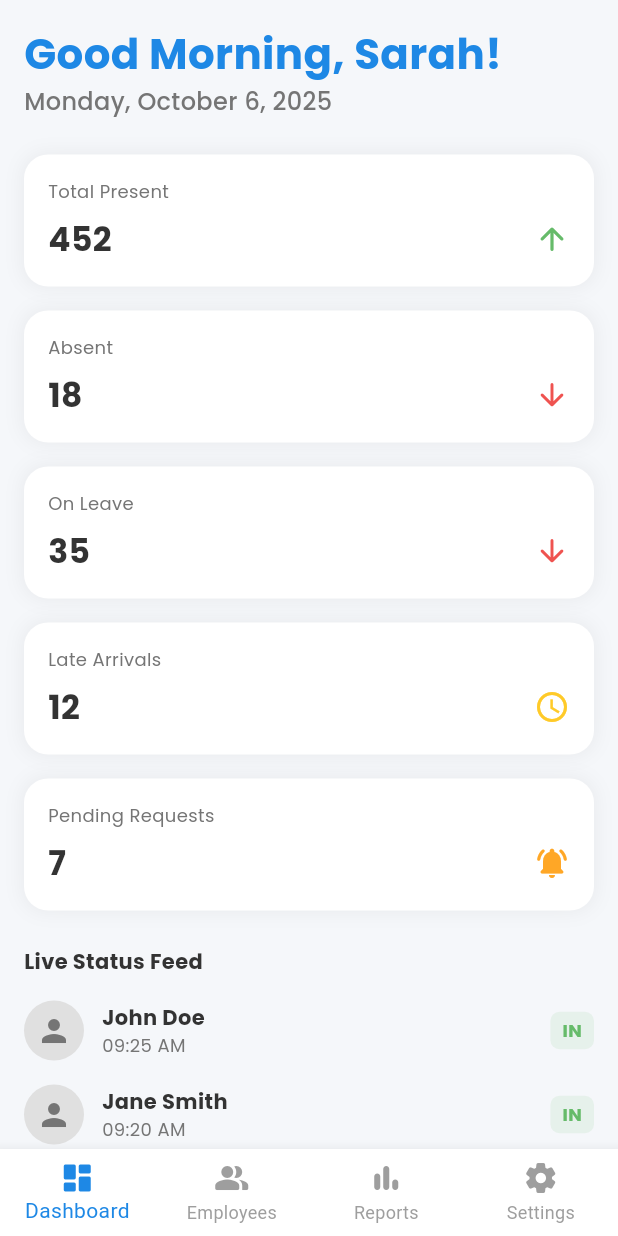
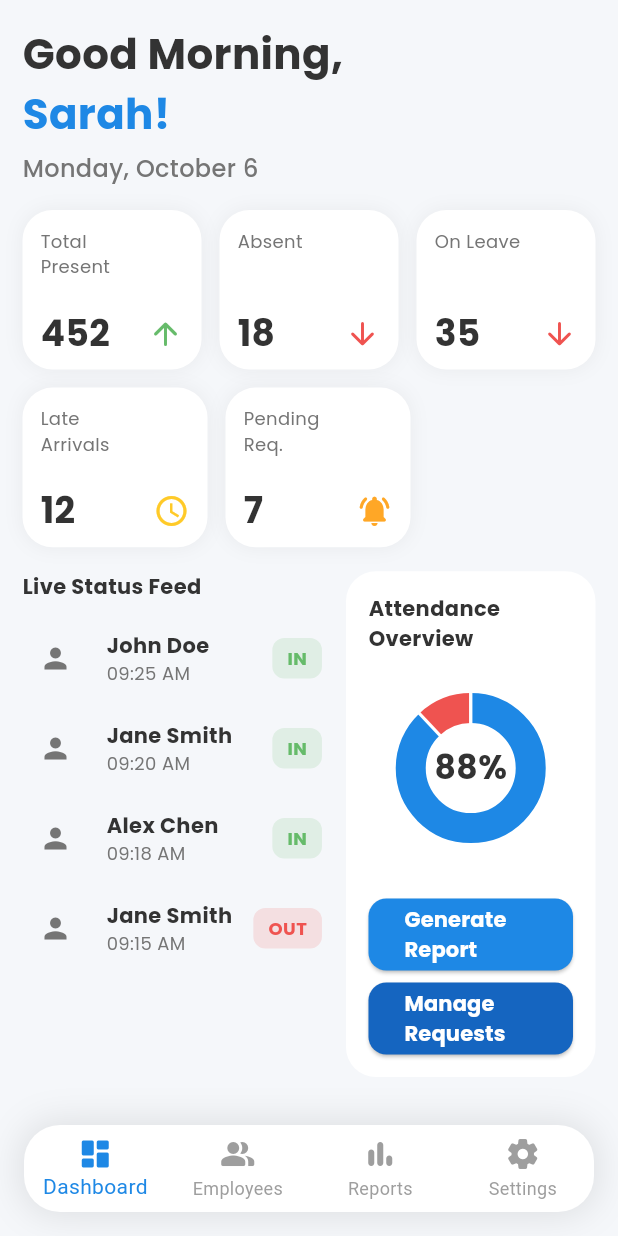
Before and after one commit to kunalrbhadane/attendence_monitoring_system, a Flutter app: the screen it shows after launch, on a phone screen of 412 x 824 dp. Run offline on Flutter 3.47's test engine with Material 3 defaults, Android fonts, the light colour scheme and no system bars; drawn by our look-alikes of fl_chart; our stand-ins replace flutter_riverpod, google_fonts.

Commit message:
admin_dashboard_screen updated

```diff
--- a/lib/features/admin_dashboard/presentation/screens/admin_dashboard_screen.dart
+++ b/lib/features/admin_dashboard/presentation/screens/admin_dashboard_screen.dart
@@ -6,38 +6,37 @@ import 'package:attendence_monitoring_system/features/admin_reports/presentation
 import 'package:fl_chart/fl_chart.dart';
 import 'package:intl/intl.dart';
 
-// A card to show Key Performance Indicators
+// --- WIDGETS ---
+// These self-contained helper widgets are part of this file for convenience.
+
+/// A highly flexible card to show Key Performance Indicators without overflowing.
 class KpiCard extends StatelessWidget {
   final String title;
   final String value;
   final Widget icon;
+
   const KpiCard({super.key, required this.title, required this.value, required this.icon});
 
   @override
   Widget build(BuildContext context) {
     return Container(
-      padding: const EdgeInsets.all(16),
+      padding: const EdgeInsets.all(12),
       decoration: BoxDecoration(
         color: AppColors.surface,
-        borderRadius: BorderRadius.circular(16),
-        boxShadow: [
-          BoxShadow(
-            // CORRECTED: Used a constant color for shadow
-            color: Colors.black.withOpacity(0.05),
-            spreadRadius: 1,
-            blurRadius: 10,
-          )
-        ],
+        borderRadius: BorderRadius.circular(20),
+        boxShadow: [BoxShadow(color: Colors.black.withOpacity(0.05), blurRadius: 10)],
       ),
       child: Column(
         crossAxisAlignment: CrossAxisAlignment.start,
         children: [
           Text(title, style: AppTextStyles.caption.copyWith(color: AppColors.textSecondary)),
-          const SizedBox(height: 8),
+          const Spacer(), // Pushes the bottom row down
           Row(
             mainAxisAlignment: MainAxisAlignment.spaceBetween,
+            crossAxisAlignment: CrossAxisAlignment.end,
             children: [
-              Text(value, style: AppTextStyles.heading2),
+              // MODIFIED: Reduced font size of the digit for better flexibility.
+              Text(value, style: AppTextStyles.heading1.copyWith(fontSize: 24, height: 1.0)),
               icon,
             ],
           ),
@@ -47,11 +46,12 @@ class KpiCard extends StatelessWidget {
   }
 }
 
-// A tile for the live status feed
+/// A tile for the live status feed, styled to match the design.
 class LiveStatusTile extends StatelessWidget {
   final String name;
   final String time;
   final bool isIn;
+
   const LiveStatusTile({super.key, required this.name, required this.time, required this.isIn});
 
   @override
@@ -61,8 +61,9 @@ class LiveStatusTile extends StatelessWidget {
       child: Row(
         children: [
           const CircleAvatar(
-            backgroundColor: AppColors.border,
-            child: Icon(Icons.person, color: AppColors.textSecondary),
+            radius: 22,
+            backgroundColor: AppColors.background,
+            child: Icon(Icons.person, size: 22, color: AppColors.textSecondary),
           ),
           const SizedBox(width: 12),
           Expanded(
@@ -75,10 +76,10 @@ class LiveStatusTile extends StatelessWidget {
             ),
           ),
           Container(
-            padding: const EdgeInsets.symmetric(horizontal: 8, vertical: 4),
+            padding: const EdgeInsets.symmetric(horizontal: 10, vertical: 5),
             decoration: BoxDecoration(
-              color: isIn ? AppColors.statusGreen.withOpacity(0.1) : AppColors.statusRed.withOpacity(0.1),
-              borderRadius: BorderRadius.circular(6),
+              color: isIn ? AppColors.statusGreen.withOpacity(0.15) : AppColors.statusRed.withOpacity(0.15),
+              borderRadius: BorderRadius.circular(8),
             ),
             child: Text(
               isIn ? 'IN' : 'OUT',
@@ -87,89 +88,81 @@ class LiveStatusTile extends StatelessWidget {
                 fontWeight: FontWeight.bold,
               ),
             ),
-          )
+          ),
         ],
       ),
     );
   }
 }
 
+
+/// The main Admin Dashboard screen, re-engineered for a fully flexible, pixel-perfect layout.
 class AdminDashboardScreen extends StatelessWidget {
   const AdminDashboardScreen({super.key});
 
   @override
   Widget build(BuildContext context) {
-    final String formattedDate = DateFormat('EEEE, MMMM d, yyyy').format(DateTime.now());
+    // Matches the format in the provided image: "Monday, October 6"
+    final String formattedDate = DateFormat('EEEE, MMMM d').format(DateTime.now());
 
     return Scaffold(
       backgroundColor: AppColors.background,
       body: SafeArea(
-        child: SingleChildScrollView(
-          padding: const EdgeInsets.all(16.0),
+        child: Padding(
+          padding: const EdgeInsets.symmetric(horizontal: 15.0),
           child: Column(
             crossAxisAlignment: CrossAxisAlignment.start,
             children: [
               // --- Header ---
-              Text(
-                "Good Morning, Sarah!",
-                style: AppTextStyles.heading1.copyWith(color: AppColors.primaryBlue),
-              ),
-              Text(
-                formattedDate,
-                style: AppTextStyles.subtitle.copyWith(color: AppColors.textSecondary),
-              ),
-              const SizedBox(height: 24),
+              const SizedBox(height: 16),
+              Text("Good Morning,", style: AppTextStyles.heading1),
+              Text("Sarah!", style: AppTextStyles.heading1.copyWith(color: AppColors.primaryBlue)),
+              const SizedBox(height: 5),
+              Text(formattedDate, style: AppTextStyles.subtitle.copyWith(color: AppColors.textSecondary)),
+              const SizedBox(height: 16),
 
-              // --- KPI Grid ---
-              // CORRECTED: Removed the 'const' from Wrap
-              Wrap(
-                spacing: 16,
-                runSpacing: 16,
+              // --- KPI Section ---
+              Flexible(
+                flex: 4,
+                child: Column(
+                  children: [
+                    Expanded(
+                      child: Row(
                         children: const [
-                  KpiCard(title: 'Total Present', value: '452', icon: Icon(Icons.arrow_upward_rounded, color: AppColors.statusGreen)),
-                  KpiCard(title: 'Absent', value: '18', icon: Icon(Icons.arrow_downward_rounded, color: AppColors.statusRed)),
-                  KpiCard(title: 'On Leave', value: '35', icon: Icon(Icons.arrow_downward_rounded, color: AppColors.statusRed)),
-                  // CORRECTED: Icon name changed to watch_later_outlined
-                  KpiCard(title: 'Late Arrivals', value: '12', icon: Icon(Icons.watch_later_outlined, color: AppColors.statusYellow)),
-                  KpiCard(title: 'Pending Requests', value: '7', icon: Icon(Icons.notifications_active_rounded, color: AppColors.secondaryOrange)),
+                          Expanded(child: KpiCard(title: 'Total\nPresent', value: '452', icon: Icon(Icons.arrow_upward_rounded, color: AppColors.statusGreen))),
+                          SizedBox(width: 12),
+                          Expanded(child: KpiCard(title: 'Absent', value: '18', icon: Icon(Icons.arrow_downward_rounded, color: AppColors.statusRed))),
+                          SizedBox(width: 12),
+                          Expanded(child: KpiCard(title: 'On Leave', value: '35', icon: Icon(Icons.arrow_downward_rounded, color: AppColors.statusRed))),
                         ],
                       ),
-              const SizedBox(height: 24),
-
-              // --- Live Feed & Overview Section ---
-              LayoutBuilder(
-                builder: (context, constraints) {
-                  bool isWide = constraints.maxWidth > 600; // Example breakpoint for wider screens
-                  if (isWide) {
-                    return Row(
-                      crossAxisAlignment: CrossAxisAlignment.start,
+                    ),
+                    const SizedBox(height: 12),
+                    Expanded(
+                      child: Row(
                         children: [
-                        Expanded(flex: 3, child: _buildLiveStatusFeed()),
-                        const SizedBox(width: 16),
-                        Expanded(flex: 2, child: _buildAttendanceOverview(context)),
+                          const Expanded(child: KpiCard(title: 'Late\nArrivals', value: '12', icon: Icon(Icons.watch_later_outlined, color: AppColors.statusYellow))),
+                          const SizedBox(width: 12),
+                          const Expanded(child: KpiCard(title: 'Pending\nReq.', value: '7', icon: Icon(Icons.notifications_active_rounded, color: AppColors.secondaryOrange))),
+                          Expanded(child: Container()), // Empty Expanded for alignment
                         ],
-                    );
-                  } else {
-                    return Column(
-                      children: [
-                        _buildLiveStatusFeed(),
-                        const SizedBox(height: 16),
-                        _buildAttendanceOverview(context),
-                      ],
-                    );
-                  }
-                },
+                      ),
                     ),
                   ],
                 ),
               ),
-      ),
-    );
-  }
+              const SizedBox(height: 16),
 
-  // Helper method for Live Status Feed
-  Widget _buildLiveStatusFeed() {
-    return Column(
+              // --- Main Content Section ---
+              Expanded(
+                flex: 6,
+                child: Row(
+                  crossAxisAlignment: CrossAxisAlignment.stretch,
+                  children: [
+                    // --- Live Status Feed ---
+                    Expanded(
+                      flex: 6,
+                      child: Column(
                         crossAxisAlignment: CrossAxisAlignment.start,
                         children: [
                           Text('Live Status Feed', style: AppTextStyles.bodyBold),
@@ -178,60 +171,75 @@ class AdminDashboardScreen extends StatelessWidget {
                           const LiveStatusTile(name: 'Jane Smith', time: '09:20 AM', isIn: true),
                           const LiveStatusTile(name: 'Alex Chen', time: '09:18 AM', isIn: true),
                           const LiveStatusTile(name: 'Jane Smith', time: '09:15 AM', isIn: false),
-        const LiveStatusTile(name: 'John Doe', time: '09:12 AM', isIn: true),
                         ],
-    );
-  }
-
-  // Helper method for Attendance Overview card
-  Widget _buildAttendanceOverview(BuildContext context) {
-    return Container(
-      padding: const EdgeInsets.all(16),
-      decoration: BoxDecoration(
-        color: AppColors.surface,
-        borderRadius: BorderRadius.circular(16),
                       ),
-      child: Column(
-        children: [
-          Text('Attendance Overview', style: AppTextStyles.bodyBold),
-          const SizedBox(height: 16),
-          SizedBox(
-            height: 120,
-            width: 120,
-            child: PieChart(
-              PieChartData(
-                sectionsSpace: 2,
-                centerSpaceRadius: 45,
-                sections: [
-                  PieChartSectionData(
-                    color: AppColors.primaryBlue,
-                    value: 88,
-                    title: '88%',
-                    radius: 20,
-                    titleStyle: AppTextStyles.bodyBold.copyWith(color: AppColors.textOnPrimary),
                     ),
-                  PieChartSectionData(
-                    color: AppColors.statusRed,
-                    value: 12,
-                    title: '12%',
-                    radius: 20,
-                    titleStyle: AppTextStyles.caption.copyWith(color: AppColors.textOnPrimary, fontWeight: FontWeight.bold)
+                    const SizedBox(width: 16),
+                    // --- Attendance Overview Card ---
+                    Expanded(
+                      flex: 5,
+                      child: _buildAttendanceOverview(context),
                     ),
                   ],
                 ),
               ),
+               const SizedBox(height: 16), // Bottom padding
+            ],
           ),
-          const SizedBox(height: 16),
-          // Buttons as shown in the design
+        ),
+      ),
+    );
+  }
+
+  // Helper widget for the right-side overview card. Uses a Stack for the chart.
+  Widget _buildAttendanceOverview(BuildContext context) {
+    return Container(
+      padding: const EdgeInsets.all(15),
+      decoration: BoxDecoration(color: AppColors.surface, borderRadius: BorderRadius.circular(20)),
+      child: Column(
+        crossAxisAlignment: CrossAxisAlignment.start,
+        children: [
+          Text('Attendance Overview', style: AppTextStyles.bodyBold),
+          const Spacer(flex: 2),
+          Center(
+            // MODIFIED: Using a Stack to place the percentage in the center.
+            child: Stack(
+              alignment: Alignment.center,
+              children: [
+                SizedBox(
+                  height: 110, // Slightly larger to accommodate center text
+                  width: 110,
+                  child: PieChart(
+                    PieChartData(
+                      sectionsSpace: 2,
+                      centerSpaceRadius: 30,
+                      startDegreeOffset: -90,
+                      sections: [
+                        // The title property is set to '' so text does not appear on the slice.
+                        PieChartSectionData(color: AppColors.primaryBlue, value: 88, title: '', radius: 20),
+                        PieChartSectionData(color: AppColors.statusRed, value: 12, title: '', radius: 20),
+                      ],
+                    ),
+                  ),
+                ),
+                // MODIFIED: This Text widget is placed in the center of the Stack.
+                Text(
+                  '88%',
+                  style: AppTextStyles.heading2.copyWith(color: AppColors.textPrimary)
+                ),
+              ],
+            ),
+          ),
+          const Spacer(flex: 3),
           ElevatedButton(
             onPressed: () => Navigator.of(context).push(MaterialPageRoute(builder: (_) => const ReportsAnalyticsScreen())),
             style: ElevatedButton.styleFrom(
               backgroundColor: AppColors.primaryBlue,
               foregroundColor: AppColors.textOnPrimary,
-              shape: RoundedRectangleBorder(borderRadius: BorderRadius.circular(10)),
-              minimumSize: const Size(double.infinity, 50),
+              shape: RoundedRectangleBorder(borderRadius: BorderRadius.circular(12)),
+              minimumSize: const Size(double.infinity, 48),
             ),
-            child: const Text('Generate Report'),
+            child: Text('Generate Report', style: AppTextStyles.button.copyWith(fontSize: 14)),
           ),
           const SizedBox(height: 8),
           ElevatedButton(
@@ -239,11 +247,11 @@ class AdminDashboardScreen extends StatelessWidget {
             style: ElevatedButton.styleFrom(
               backgroundColor: AppColors.primaryDarkBlue,
               foregroundColor: AppColors.textOnPrimary,
-              shape: RoundedRectangleBorder(borderRadius: BorderRadius.circular(10)),
-              minimumSize: const Size(double.infinity, 50),
+              shape: RoundedRectangleBorder(borderRadius: BorderRadius.circular(12)),
+              minimumSize: const Size(double.infinity, 48),
             ),
-            child: const Text('Manage Requests'),
-          )
+            child: Text('Manage Requests', style: AppTextStyles.button.copyWith(fontSize: 14)),
+          ),
         ],
       ),
     );
--- a/lib/features/admin_reports/presentation/screens/reports_analytics_screen.dart
+++ b/lib/features/admin_reports/presentation/screens/reports_analytics_screen.dart
@@ -1,11 +1,14 @@
 import 'package:flutter/material.dart';
-// CORRECTED IMPORTS
 import 'package:attendence_monitoring_system/core/theme/app_colors.dart';
 import 'package:attendence_monitoring_system/core/theme/app_text_styles.dart';
 import 'package:attendence_monitoring_system/shared_widgets/primary_button.dart';
 import 'package:fl_chart/fl_chart.dart';
 
-// Custom widget for the filter buttons
+// Note for developers: In a larger project, helper widgets like FilterChipButton
+// and EmployeeSummaryTile would be moved to a dedicated 'widgets' sub-folder
+// within 'admin_reports/presentation/'.
+
+/// A custom selectable chip button used for filtering.
 class FilterChipButton extends StatelessWidget {
   final String text;
   final bool isSelected;
@@ -39,8 +42,7 @@ class FilterChipButton extends StatelessWidget {
   }
 }
 
-
-// Custom widget for an item in the employee summary list
+/// A custom list tile to display a summary of an employee's attendance.
 class EmployeeSummaryTile extends StatelessWidget {
   const EmployeeSummaryTile({super.key});
 
@@ -65,7 +67,7 @@ class EmployeeSummaryTile extends StatelessWidget {
               crossAxisAlignment: CrossAxisAlignment.start,
               children: [
                 Text("Jane Smith", style: AppTextStyles.bodyBold),
-                Text("09:02 AM", style: AppTextStyles.caption),
+                Text("Last Clock-In: 09:02 AM", style: AppTextStyles.caption),
               ],
             ),
           ),
@@ -83,6 +85,8 @@ class EmployeeSummaryTile extends StatelessWidget {
   }
 }
 
+
+/// The main screen for viewing attendance reports and analytics.
 class ReportsAnalyticsScreen extends StatefulWidget {
   const ReportsAnalyticsScreen({super.key});
 
@@ -91,6 +95,7 @@ class ReportsAnalyticsScreen extends StatefulWidget {
 }
 
 class _ReportsAnalyticsScreenState extends State<ReportsAnalyticsScreen> {
+  // State to manage which filter button is currently active
   int _selectedFilterIndex = 0;
 
   @override
@@ -104,12 +109,14 @@ class _ReportsAnalyticsScreenState extends State<ReportsAnalyticsScreen> {
         scrolledUnderElevation: 0,
         iconTheme: const IconThemeData(color: AppColors.textPrimary),
       ),
-      body: SingleChildScrollView(
-        padding: const EdgeInsets.symmetric(horizontal: 16.0),
+      // The body is a Padding widget with a Column.
+      // This Column is NOT wrapped in a scroll view, making the layout fixed.
+      body: Padding(
+        padding: const EdgeInsets.fromLTRB(16, 0, 16, 16),
         child: Column(
           crossAxisAlignment: CrossAxisAlignment.start,
           children: [
-            // --- Filter Buttons ---
+            // --- Filter Buttons Section ---
             Row(
               mainAxisAlignment: MainAxisAlignment.spaceAround,
               children: [
@@ -120,16 +127,16 @@ class _ReportsAnalyticsScreenState extends State<ReportsAnalyticsScreen> {
             ),
             const SizedBox(height: 24),
 
-            // --- Attendance Trends Chart ---
+            // --- Attendance Trends Chart Section ---
             Text("Attendance Trends", style: AppTextStyles.bodyBold),
             const SizedBox(height: 16),
-            Container(
-              height: 200,
+            // Flexible widget makes the chart container expand to take up a
+            // proportional amount of the available vertical space.
+            Flexible(
+              flex: 3, // Adjust flex factor for desired height proportion
+              child: Container(
                 padding: const EdgeInsets.all(16),
-              decoration: BoxDecoration(
-                color: AppColors.surface,
-                borderRadius: BorderRadius.circular(16),
-              ),
+                decoration: BoxDecoration(color: AppColors.surface, borderRadius: BorderRadius.circular(16)),
                 child: BarChart(
                   BarChartData(
                     alignment: BarChartAlignment.spaceAround,
@@ -142,13 +149,14 @@ class _ReportsAnalyticsScreenState extends State<ReportsAnalyticsScreen> {
                         sideTitles: SideTitles(
                           showTitles: true,
                           getTitlesWidget: (value, meta) => Text('${value.toInt()}%', style: AppTextStyles.caption),
-                        reservedSize: 28,
+                          reservedSize: 32, // More space for labels
                           interval: 1,
                         ),
                       ),
                       bottomTitles: AxisTitles(
                          sideTitles: SideTitles(
                             showTitles: true,
+                            reservedSize: 22,
                             getTitlesWidget: (value, meta) {
                                String text = '';
                                switch (value.toInt()) {
@@ -167,15 +175,24 @@ class _ReportsAnalyticsScreenState extends State<ReportsAnalyticsScreen> {
                   ),
                 ),
               ),
+            ),
             const SizedBox(height: 24),
 
-            // --- Employee Summary List ---
+            // --- Employee Summary List Section ---
             Text("Employee Summary", style: AppTextStyles.bodyBold),
             const SizedBox(height: 16),
-            const EmployeeSummaryTile(),
-            const EmployeeSummaryTile(),
-            const EmployeeSummaryTile(),
-
+            // This Flexible widget takes the remaining vertical space for the list.
+            Flexible(
+              flex: 4, // Given more proportional space than the chart
+              child: ListView( // The ListView itself can scroll if content overflows the Flexible container
+                padding: EdgeInsets.zero,
+                children: const [
+                  EmployeeSummaryTile(),
+                  EmployeeSummaryTile(),
+                  EmployeeSummaryTile(),
+                ],
+              ),
+            ),
           ],
         ),
       ),
@@ -193,23 +210,29 @@ class _ReportsAnalyticsScreenState extends State<ReportsAnalyticsScreen> {
     );
   }
 
-  // Mock data for the bar chart
+  /// Generates mock data for the bar chart.
   List<BarChartGroupData> _getMockBarGroups() {
     return List.generate(7, (index) {
       return BarChartGroupData(
         x: index,
         barRods: [
           BarChartRodData(
-            toY: (index * 2 % 3 + 1).toDouble(),
+            toY: (index * 2 % 3 + 1).toDouble(), // Some random-looking height
             color: AppColors.primaryBlue,
             width: 15,
-            borderRadius: BorderRadius.circular(4),
+            borderRadius: const BorderRadius.only(
+              topLeft: Radius.circular(4),
+              topRight: Radius.circular(4)
+            ),
           ),
            BarChartRodData(
-            toY: (index * 2 % 3 + 1.5).toDouble(),
+            toY: (index * 2 % 3 + 1.5).toDouble(), // Some random-looking height
             color: AppColors.secondaryOrange,
             width: 15,
-            borderRadius: BorderRadius.circular(4),
+            borderRadius: const BorderRadius.only(
+              topLeft: Radius.circular(4),
+              topRight: Radius.circular(4)
+            ),
           ),
         ],
       );
--- a/lib/features/shared_app_shell/presentation/screens/admin_app_shell.dart
+++ b/lib/features/shared_app_shell/presentation/screens/admin_app_shell.dart
@@ -2,13 +2,11 @@ import 'package:flutter/material.dart';
 import 'package:attendence_monitoring_system/core/theme/app_colors.dart';
 import 'package:attendence_monitoring_system/features/admin_dashboard/presentation/screens/admin_dashboard_screen.dart';
 import 'package:attendence_monitoring_system/features/admin_employee_management/presentation/screens/employee_list_screen.dart';
-// CORRECTED: Unused import removed
 import 'package:attendence_monitoring_system/features/admin_reports/presentation/screens/reports_analytics_screen.dart';
 import 'package:attendence_monitoring_system/features/admin_settings/presentation/screens/admin_settings_screen.dart';
 
 class AdminAppShell extends StatefulWidget {
   const AdminAppShell({super.key});
-
   @override
   State<AdminAppShell> createState() => _AdminAppShellState();
 }
@@ -16,7 +14,6 @@ class AdminAppShell extends StatefulWidget {
 class _AdminAppShellState extends State<AdminAppShell> {
   int _selectedIndex = 0;
 
-  // The pages accessible directly from the bottom nav bar
   static const List<Widget> _pages = <Widget>[
     AdminDashboardScreen(),
     EmployeeListScreen(),
@@ -36,7 +33,23 @@ class _AdminAppShellState extends State<AdminAppShell> {
       body: Center(
         child: _pages.elementAt(_selectedIndex),
       ),
-      bottomNavigationBar: BottomNavigationBar(
+      // This new structure creates the floating, curved navigation bar effect
+      bottomNavigationBar: Container(
+        margin: const EdgeInsets.all(16),
+        decoration: BoxDecoration(
+          color: AppColors.surface,
+          borderRadius: BorderRadius.circular(24),
+          boxShadow: [
+            BoxShadow(
+              color: Colors.black.withOpacity(0.1),
+              blurRadius: 20,
+              spreadRadius: 2,
+            )
+          ],
+        ),
+        child: ClipRRect(
+          borderRadius: BorderRadius.circular(24),
+          child: BottomNavigationBar(
             items: const <BottomNavigationBarItem>[
               BottomNavigationBarItem(
                 icon: Icon(Icons.dashboard_rounded),
@@ -60,8 +73,10 @@ class _AdminAppShellState extends State<AdminAppShell> {
             unselectedItemColor: AppColors.textSecondary.withOpacity(0.7),
             onTap: _onItemTapped,
             type: BottomNavigationBarType.fixed,
-        backgroundColor: AppColors.surface,
-        elevation: 8.0,
+            backgroundColor: Colors.transparent, // Important for the container's color to show
+            elevation: 0, // Remove default elevation
+          ),
+        ),
       ),
     );
   }
```
Also changed, not shown: 1 other file. Lines whose indentation alone changed are shown as unchanged.
